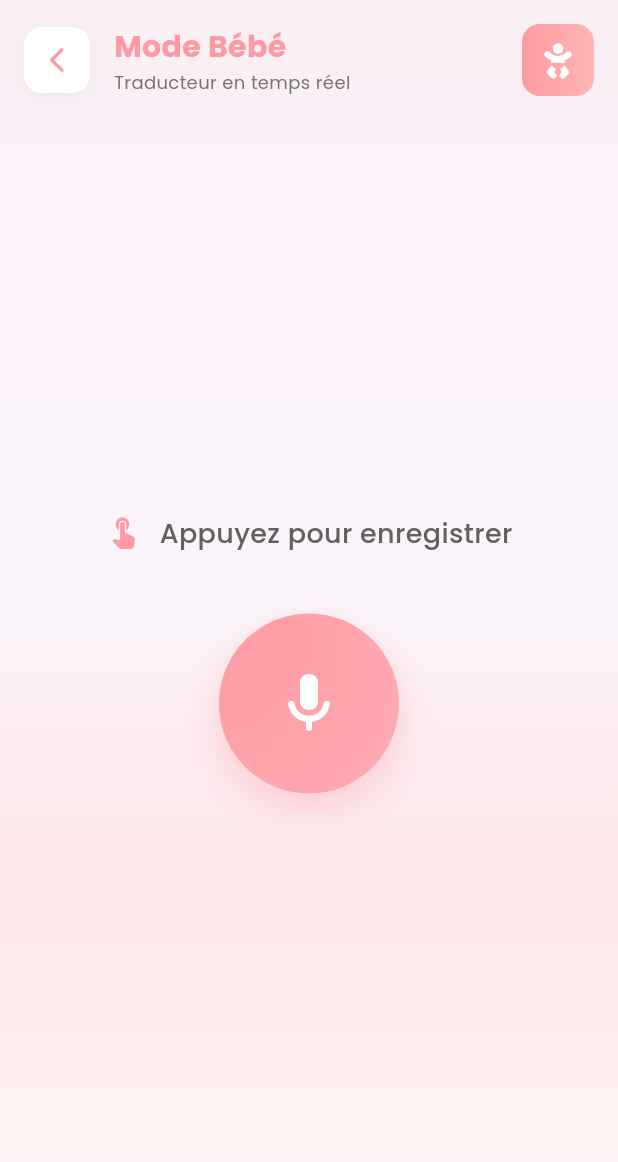
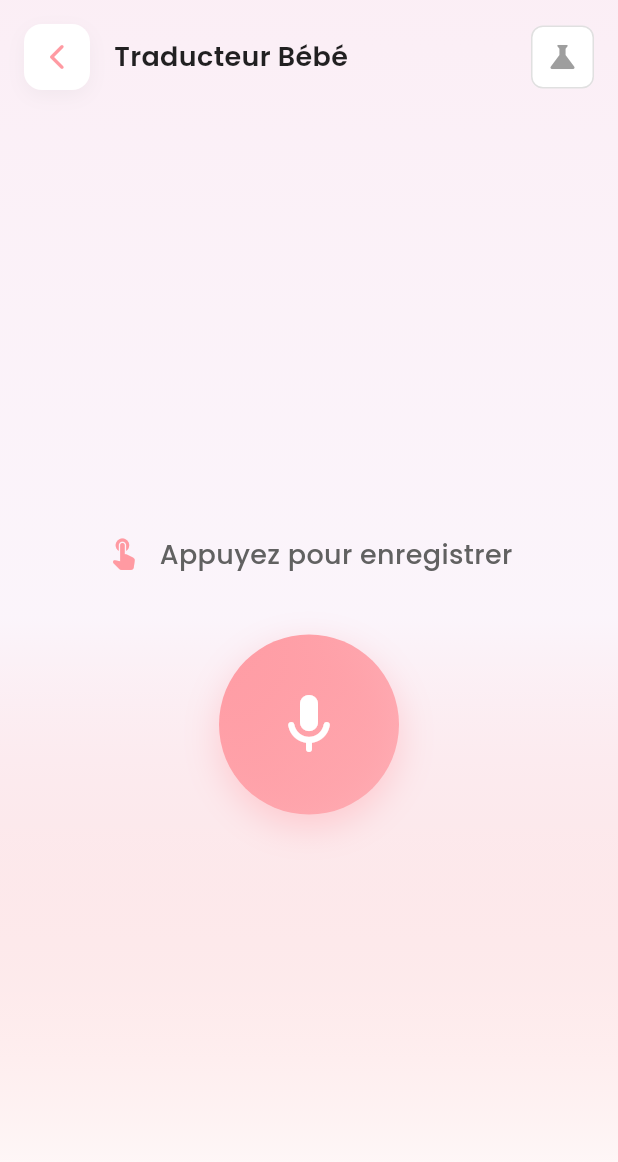
Before and after one commit to Narlex26/Speak-For-Me, a Flutter app: the screen it shows after launch, after a tap on "Bébé", on a phone screen of 412 x 824 dp. Shown: the top 1162 px of the screen. Run offline on Flutter 3.47's test engine with Material 3 defaults, Android fonts, the phone set to English and light mode, and no system bars; our stand-ins replace flutter_tts, font_awesome_flutter, google_fonts, shimmer.

Commit message:
feat: add expert mode widgets for enhanced audio analysis display

```diff
--- a/lib/features/translation_generator/presentation/pages/translation_page.dart
+++ b/lib/features/translation_generator/presentation/pages/translation_page.dart
@@ -8,6 +8,9 @@ import 'package:speak_for_me/features/audio_recording/data/datasources/audio_ser
 import 'package:speak_for_me/features/audio_recording/presentation/widgets/pulsating_button.dart';
 import 'package:speak_for_me/core/widgets/shimmer_loader.dart';
 import '../widgets/translation_result.dart';
+import 'package:speak_for_me/features/expert_mode/presentation/widgets/spectral_graph_widget.dart';
+import 'package:speak_for_me/features/expert_mode/presentation/widgets/technical_data_widget.dart';
+import 'package:speak_for_me/features/expert_mode/presentation/widgets/expert_result_widget.dart';
 
 enum TranslationState { idle, recording, analyzing, result }
 
@@ -25,6 +28,7 @@ class _TranslationPageState extends State<TranslationPage> {
   final TtsService _ttsService = TtsService();
   final AudioService _audioService = AudioService();
 
+  bool _isExpertMode = false;
   TranslationState _state = TranslationState.idle;
   String _analysisMessage = '';
   String _translatedText = '';
@@ -184,7 +188,7 @@ class _TranslationPageState extends State<TranslationPage> {
                 borderRadius: BorderRadius.circular(12),
                 boxShadow: [
                   BoxShadow(
-                    color: Colors.grey.withValues(alpha: 0.1),
+                    color: Colors.grey.withOpacity(0.1),
                     blurRadius: 10,
                     offset: const Offset(0, 4),
                   ),
@@ -199,42 +203,35 @@ class _TranslationPageState extends State<TranslationPage> {
           ),
           const SizedBox(width: 16),
           Expanded(
-            child: Column(
-              crossAxisAlignment: CrossAxisAlignment.start,
-              children: [
-                Text(
-                  'Mode ${widget.profile.name}',
+            child: Text(
+              'Traducteur ${widget.profile.name}',
               style: GoogleFonts.poppins(
-                    fontSize: 20,
-                    fontWeight: FontWeight.bold,
-                    color: widget.profile.primaryColor,
+                fontSize: 18,
+                fontWeight: FontWeight.w600,
+                color: Colors.black87,
+              ),
+              overflow: TextOverflow.ellipsis,
             ),
           ),
-                Text(
-                  'Traducteur en temps réel',
-                  style: GoogleFonts.poppins(
-                    fontSize: 12,
-                    color: Colors.grey.shade600,
-                  ),
-                ),
-              ],
-            ),
-          ),
-          Container(
-            padding: const EdgeInsets.all(12),
+          // Expert Mode Toggle
+          GestureDetector(
+            onTap: () {
+              setState(() {
+                _isExpertMode = !_isExpertMode;
+              });
+            },
+            child: Container(
+              padding: const EdgeInsets.all(8),
               decoration: BoxDecoration(
-              gradient: LinearGradient(
-                colors: [
-                  widget.profile.primaryColor,
-                  widget.profile.secondaryColor,
-                ],
-              ),
-              borderRadius: BorderRadius.circular(12),
+                color: _isExpertMode ? Colors.black87 : Colors.white,
+                borderRadius: BorderRadius.circular(8),
+                border: Border.all(color: Colors.black12),
               ),
               child: Icon(
-              widget.profile.icon,
-              color: Colors.white,
+                Icons.science,
+                color: _isExpertMode ? Colors.greenAccent : Colors.grey,
                 size: 24,
+              ),
             ),
           ),
         ],
@@ -243,49 +240,94 @@ class _TranslationPageState extends State<TranslationPage> {
   }
 
   Widget _buildContent() {
+    // If expert mode is on, we wrap the content or show overlays
+    if (_isExpertMode && (_state == TranslationState.recording || _state == TranslationState.analyzing)) {
+      return Stack(
+        children: [
+          // Background content
+          Column(
+            children: [
+              const Spacer(flex: 1),
+              _buildMainTranslationArea(),
+              const Spacer(flex: 1),
+            ],
+          ),
+
+          // Expert Overlays
+          Positioned(
+            top: 10,
+            left: 10,
+            right: 10,
+            child: SpectralGraphWidget(
+              baseColor: widget.profile.primaryColor,
+              isAnimating: _state == TranslationState.recording || _state == TranslationState.analyzing,
+            ),
+          ),
+          Positioned(
+            bottom: 10,
+            left: 10,
+            right: 10,
+            child: const TechnicalDataWidget(),
+          ),
+        ],
+      );
+    }
+
     return Column(
       children: [
         const Spacer(flex: 1),
-
         // Status text
         _buildStatusText(),
 
         const SizedBox(height: 40),
 
-        // Main action area
-        if (_state == TranslationState.analyzing)
-          ShimmerLoader(
+        _buildMainTranslationArea(),
+
+        const Spacer(flex: 1),
+      ],
+    );
+  }
+
+  Widget _buildMainTranslationArea() {
+    if (_state == TranslationState.analyzing) {
+      return ShimmerLoader(
         message: _analysisMessage,
         baseColor: widget.profile.primaryColor,
         progress: _progress.clamp(0.0, 1.0),
-          )
-        else if (_state == TranslationState.result)
+      );
+    } else if (_state == TranslationState.result) {
+      return Expanded(
+        child: Column(
+          children: [
             Expanded(
               child: SingleChildScrollView(
-              child: TranslationResult(
+                child: Column(
+                  children: [
+                    TranslationResult(
                       text: _translatedText,
                       color: widget.profile.primaryColor,
                     ),
+                    if (_isExpertMode) ...[
+                      const SizedBox(height: 24),
+                      ExpertResultWidget(color: widget.profile.primaryColor),
+                    ],
+                  ],
                 ),
-          )
-        else
-          PulsatingButton(
-            onPressed: _state == TranslationState.recording
-                ? _stopRecording
-                : _startRecording,
+              ),
+            ),
+            const SizedBox(height: 16),
+            _buildResultActions(),
+          ],
+        ),
+      );
+    } else {
+      return PulsatingButton(
+        onPressed: _state == TranslationState.recording ? _stopRecording : _startRecording,
         isRecording: _state == TranslationState.recording,
         color: widget.profile.primaryColor,
-            icon: Icons.mic_rounded,
-          ),
-
-        const Spacer(flex: 1),
-
-        // Bottom buttons
-        if (_state == TranslationState.result) _buildResultActions(),
-
-        const SizedBox(height: 32),
-      ],
+        icon: _state == TranslationState.recording ? Icons.stop_rounded : Icons.mic_rounded,
       );
+    }
   }
 
   Widget _buildStatusText() {
```
Also changed, not shown: lib/features/expert_mode/presentation/widgets/expert_result_widget.dart (added, +82 -0 lines), lib/features/expert_mode/presentation/widgets/spectral_graph_widget.dart (added, +132 -0 lines), lib/features/expert_mode/presentation/widgets/technical_data_widget.dart (added, +116 -0 lines). Lines whose indentation alone changed are shown as unchanged.
